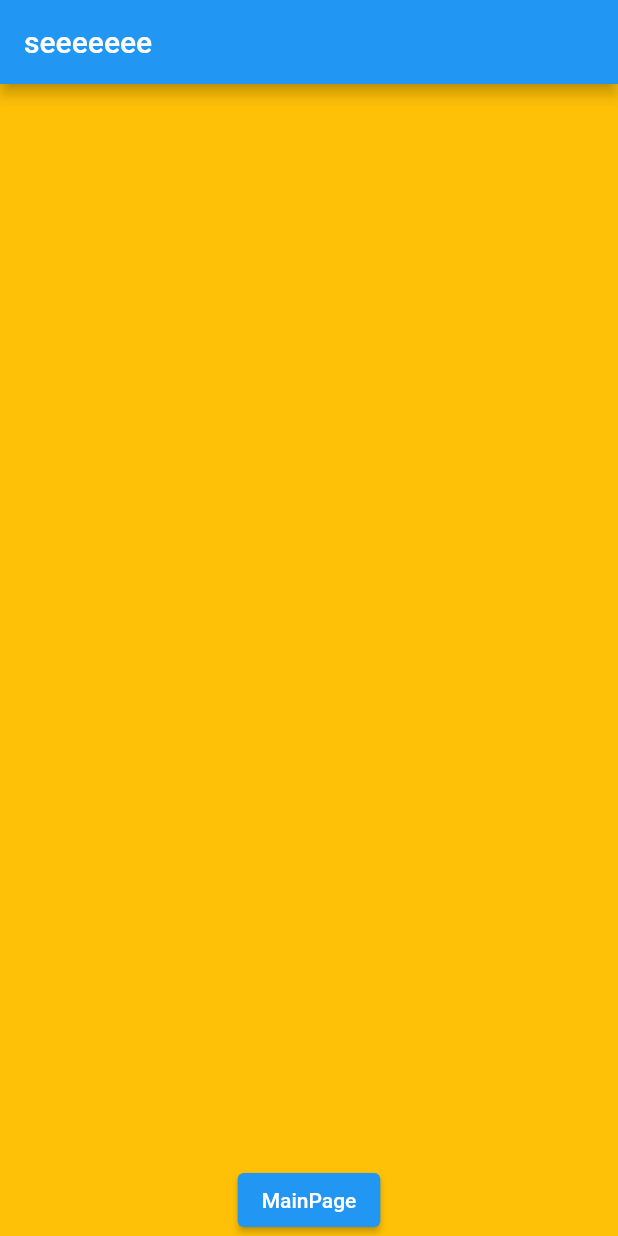
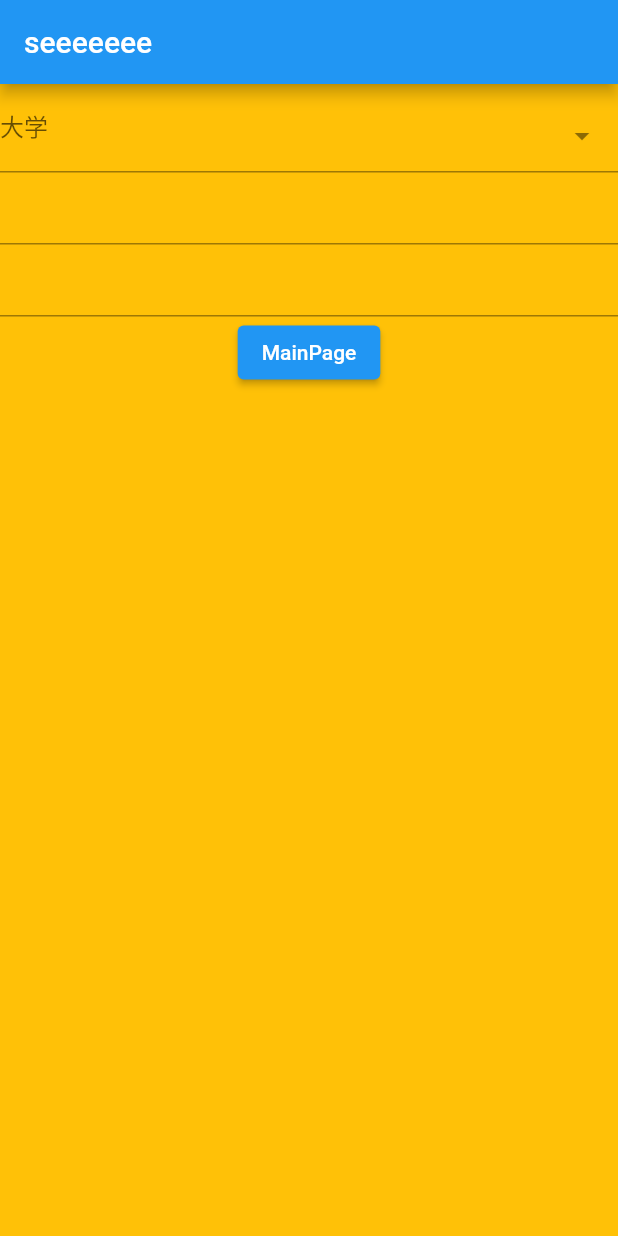
Before and after one commit to mon50/back_calculation, a Flutter app: the screen it shows after launch, on a phone screen of 412 x 824 dp. Run offline on Flutter 3.47's test engine with Material 2 defaults, Android fonts, the light colour scheme and no system bars; drawn by our look-alikes of select_form_field.

Commit message:
大学の追加

```diff
--- a/lib/information.dart
+++ b/lib/information.dart
@@ -1,11 +1,40 @@
 import 'package:back_calculation/mainpage.dart';
 import 'package:flutter/material.dart';
+import 'package:select_form_field/select_form_field.dart';
 
 class InformationPage extends StatefulWidget {
 
   @override
   State<InformationPage> createState() => _InformationPageState();
 }
+
+final List<Map<String, dynamic>> _items = [
+  {
+    'value': '0',
+    'label': '和歌山県立医科大学 ',
+  },
+  {
+    'value': '1',
+    'label': '和歌山大学',
+  },
+  {
+    'value': '2',
+    'label': '和光大学',
+  },
+  {
+    'value': '3',
+    'label': '早稲田大学',
+  },
+  {
+    'value': '4',
+    'label': '稚内北星学園大学',
+  },
+  {
+    'value': '5',
+    'label': '和洋女子大学',
+  },
+];
+
 
 class _InformationPageState extends State<InformationPage> {
   @override
@@ -14,7 +43,26 @@ class _InformationPageState extends State<InformationPage> {
       appBar: AppBar(
         title: Text('seeeeeee'),
       ),
-      body: Align(
+      body: Column(
+        children:<Widget>[
+          SelectFormField(
+            type: SelectFormFieldType.dropdown, // or can be dialog
+            initialValue: 'circle',
+            labelText: '大学',
+            items: _items,
+            onChanged: (val) => print(val),
+            onSaved: (val) => print(val),
+          ),
+          Container(
+            width: double.infinity,
+            child:TextFormField(),
+          ) ,
+          Container(
+            width: double.infinity,
+            child:TextFormField(),
+          ) ,
+
+          Align(
             alignment: Alignment.bottomCenter,
             child:ElevatedButton(
               child: Text("MainPage"),
@@ -25,8 +73,8 @@ class _InformationPageState extends State<InformationPage> {
               },
             )
           ),
+        ],
+      ),
     );
   }
 }
-
-//a
--- a/pubspec.yaml
+++ b/pubspec.yaml
@@ -29,6 +29,7 @@ environment:
 dependencies:
   flutter:
     sdk: flutter
+  select_form_field: ^2.2.0
 
 
   # The following adds the Cupertino Icons font to your application.
```
Also changed, not shown: pubspec.lock. Lines whose indentation alone changed are shown as unchanged.
